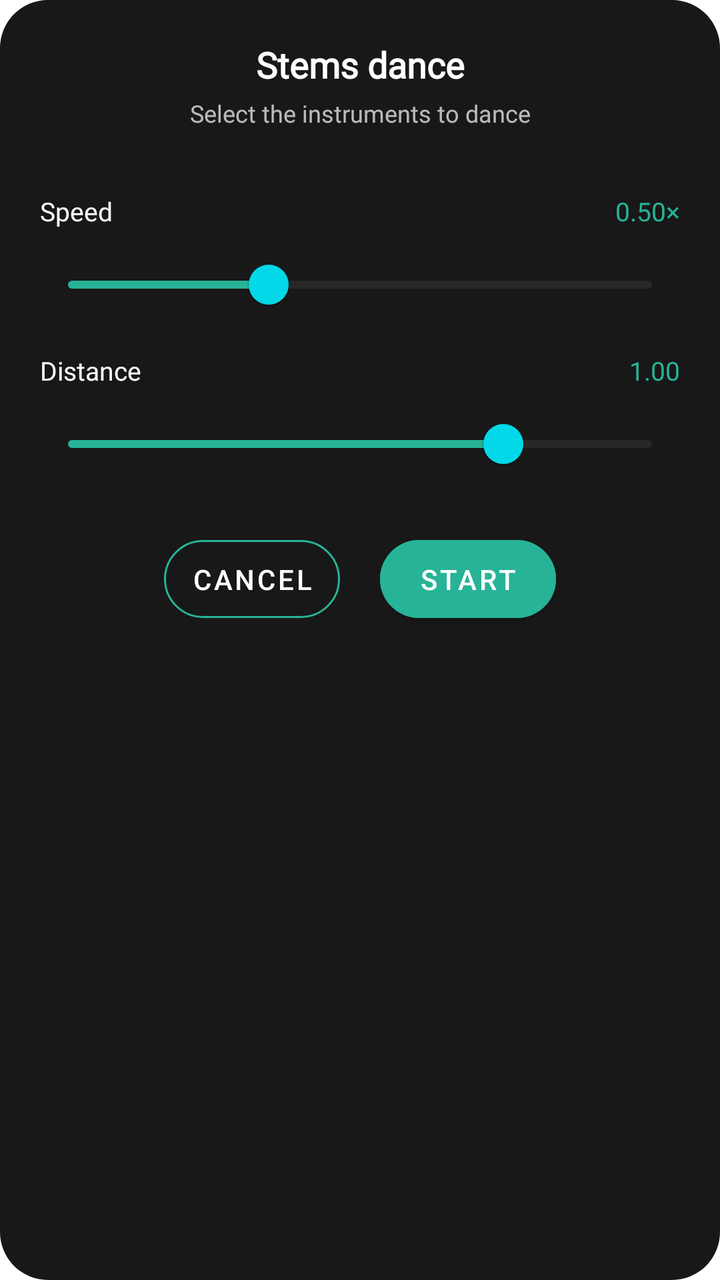
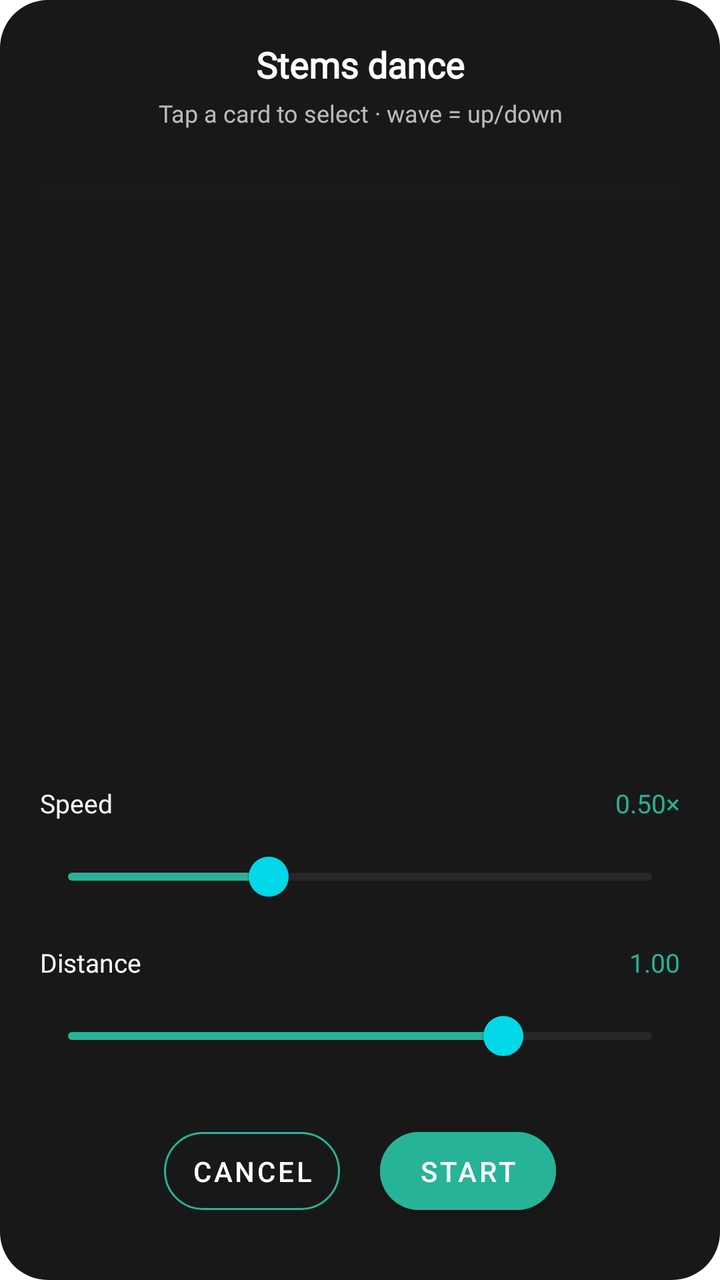

Screens rendered from an Android XML layout before and after an edit, with the pre-edit source and the edit as a unified diff.
<!-- AndroidManifest.xml: application theme Theme.Fision -->
<!-- res/layout/stems_dance_setup_dialog.xml -->
<?xml version="1.0" encoding="utf-8"?>
<LinearLayout xmlns:android="http://schemas.android.com/apk/res/android"
    xmlns:app="http://schemas.android.com/apk/res-auto"
    android:orientation="vertical"
    android:layout_width="330dp"
    android:layout_height="wrap_content"
    android:padding="20dp"
    android:background="@drawable/delete_dialogbg">

    <TextView
        android:layout_width="match_parent"
        android:layout_height="wrap_content"
        android:gravity="center"
        android:fontFamily="@font/yugothic_ui_regular"
        android:text="@string/stems_dance_title"
        android:textColor="@color/AppWhite"
        android:textSize="18sp"
        android:textStyle="bold"
        android:layout_marginBottom="4dp" />

    <TextView
        android:layout_width="match_parent"
        android:layout_height="wrap_content"
        android:gravity="center"
        android:fontFamily="@font/yugothic_ui_regular"
        android:text="@string/stems_dance_hint"
        android:textColor="#B3FFFFFF"
        android:textSize="12sp"
        android:layout_marginBottom="14dp" />

    
    <LinearLayout
        android:id="@+id/gl_dance_stems"
        android:layout_width="match_parent"
        android:layout_height="wrap_content"
        android:orientation="vertical"
        android:layout_marginBottom="18dp" />

    
    <LinearLayout
        android:layout_width="match_parent"
        android:layout_height="wrap_content"
        android:orientation="horizontal"
        android:gravity="center_vertical"
        android:layout_marginBottom="4dp">
        <TextView
            android:layout_width="0dp"
            android:layout_height="wrap_content"
            android:layout_weight="1"
            android:fontFamily="@font/yugothic_ui_regular"
            android:text="@string/stems_dance_speed"
            android:textColor="@color/AppWhite"
            android:textSize="13sp" />
        <TextView
            android:id="@+id/tv_dance_speed_value"
            android:layout_width="wrap_content"
            android:layout_height="wrap_content"
            android:fontFamily="@font/yugothic_ui_regular"
            android:text="0.50×"
            android:textColor="?attr/colorPrimary"
            android:textSize="13sp" />
    </LinearLayout>
    <com.google.android.material.slider.Slider
        android:id="@+id/sl_dance_speed"
        android:layout_width="match_parent"
        android:layout_height="wrap_content"
        android:valueFrom="0.02"
        android:valueTo="0.4"
        android:value="0.15"
        android:stepSize="0.01"
        app:trackColorActive="?attr/colorPrimary"
        app:trackColorInactive="@color/BottomSheetColor"
        app:thumbColor="?attr/accentSecondary"
        app:haloRadius="0dp"
        app:tickVisible="false" />

    
    <LinearLayout
        android:layout_width="match_parent"
        android:layout_height="wrap_content"
        android:orientation="horizontal"
        android:gravity="center_vertical"
        android:layout_marginTop="10dp"
        android:layout_marginBottom="4dp">
        <TextView
            android:layout_width="0dp"
            android:layout_height="wrap_content"
            android:layout_weight="1"
            android:fontFamily="@font/yugothic_ui_regular"
            android:text="@string/stems_dance_distance"
            android:textColor="@color/AppWhite"
            android:textSize="13sp" />
        <TextView
            android:id="@+id/tv_dance_distance_value"
            android:layout_width="wrap_content"
            android:layout_height="wrap_content"
            android:fontFamily="@font/yugothic_ui_regular"
            android:text="1.00"
            android:textColor="?attr/colorPrimary"
            android:textSize="13sp" />
    </LinearLayout>
    <com.google.android.material.slider.Slider
        android:id="@+id/sl_dance_distance"
        android:layout_width="match_parent"
        android:layout_height="wrap_content"
        android:valueFrom="0.4"
        android:valueTo="1.2"
        android:value="1.0"
        android:stepSize="0.05"
        app:trackColorActive="?attr/colorPrimary"
        app:trackColorInactive="@color/BottomSheetColor"
        app:thumbColor="?attr/accentSecondary"
        app:haloRadius="0dp"
        app:tickVisible="false" />

    
    <LinearLayout
        android:layout_width="match_parent"
        android:layout_height="wrap_content"
        android:orientation="horizontal"
        android:gravity="center"
        android:layout_marginTop="18dp">

        <com.google.android.material.button.MaterialButton
            android:id="@+id/b_dance_cancel"
            style="@style/Widget.MaterialComponents.Button.OutlinedButton"
            android:layout_width="wrap_content"
            android:layout_height="wrap_content"
            android:layout_marginEnd="10dp"
            android:padding="10dp"
            android:text="@string/NO"
            android:textColor="@color/AppWhite"
            app:strokeColor="?attr/colorPrimary"
            app:rippleColor="?attr/colorPrimary"
            app:cornerRadius="20dp" />

        <com.google.android.material.button.MaterialButton
            android:id="@+id/b_dance_start"
            android:layout_width="wrap_content"
            android:layout_height="wrap_content"
            android:layout_marginStart="10dp"
            android:padding="10dp"
            android:text="@string/stems_dance_start"
            android:textColor="@color/AppWhite"
            android:backgroundTint="?attr/colorPrimary"
            app:cornerRadius="20dp" />
    </LinearLayout>

</LinearLayout>
<!-- resources referenced by this layout -->
<resources>
  <color name="AppWhite">#FFFFFF</color>
  <color name="BottomSheetColor">#272727</color>
  <!-- drawable delete_dialogbg (drawable) -->
  <?xml version="1.0" encoding="utf-8"?>
  <shape xmlns:android="http://schemas.android.com/apk/res/android">
      <solid android:color="#181818" />
      <corners android:radius="24dp" />
  </shape>
  <string name="NO">@android:string/cancel</string>
  <string name="stems_dance_distance">Distance</string>
  <string name="stems_dance_hint">Select the instruments to dance</string>
  <string name="stems_dance_speed">Speed</string>
  <string name="stems_dance_start">Start</string>
  <string name="stems_dance_title">Stems dance</string>
  <style name="Theme.Fision" parent="Theme.MaterialComponents.DayNight.DarkActionBar">
          
          <item name="colorPrimary">@color/colorPrimary</item>
          <item name="colorPrimaryVariant">@color/purple_700</item>
          <item name="colorOnPrimary">@color/white</item>
          
          <item name="colorSecondary">@color/teal_200</item>
          <item name="colorSecondaryVariant">@color/teal_700</item>
          <item name="colorOnSecondary">@color/black</item>
          
          <item name="accentSecondary">@color/accent_green_secondary</item>
          
          <item name="android:statusBarColor">?attr/colorPrimaryVariant</item>
          
      </style>
  <color name="colorPrimary">#27B397</color>
  <color name="purple_700">#FF3700B3</color>
  <color name="white">#FFFFFFFF</color>
  <color name="teal_200">#FF03DAC5</color>
  <color name="teal_700">#FF018786</color>
  <color name="black">#FF000000</color>
  <color name="accent_green_secondary">#02D8E7</color>
</resources>

<!-- the commit's change to res/layout/stems_dance_setup_dialog.xml (unified diff, before → after) -->
@@ -29,12 +29,34 @@
         android:layout_marginBottom="14dp" />
 
     
-    <LinearLayout
-        android:id="@+id/gl_dance_stems"
+    <FrameLayout
         android:layout_width="match_parent"
-        android:layout_height="wrap_content"
-        android:orientation="vertical"
-        android:layout_marginBottom="18dp" />
+        android:layout_height="300dp"
+        android:layout_marginBottom="14dp">
+
+        <androidx.recyclerview.widget.RecyclerView
+            android:id="@+id/rv_dance_stems"
+            android:layout_width="match_parent"
+            android:layout_height="match_parent"
+            android:clipToPadding="false" />
+
+        <View
+            android:layout_width="match_parent"
+            android:layout_height="24dp"
+            android:layout_gravity="top"
+            android:background="@drawable/dance_list_fade_top"
+            android:clickable="false"
+            android:focusable="false" />
+
+        <View
+            android:layout_width="match_parent"
+            android:layout_height="24dp"
+            android:layout_gravity="bottom"
+            android:background="@drawable/dance_list_fade_bottom"
+            android:clickable="false"
+            android:focusable="false" />
+
+    </FrameLayout>
 
     
     <LinearLayout
<!-- resource entries referenced after the edit -->
@@ -2,6 +2,24 @@
 <resources>
   <color name="AppWhite">#FFFFFF</color>
   <color name="BottomSheetColor">#272727</color>
+  <!-- drawable dance_list_fade_bottom (drawable) -->
+  <?xml version="1.0" encoding="utf-8"?>
+  <shape xmlns:android="http://schemas.android.com/apk/res/android">
+      <gradient
+          android:startColor="#F2181818"
+          android:centerColor="#80181818"
+          android:endColor="#00181818"
+          android:angle="90" />
+  </shape>
+  <!-- drawable dance_list_fade_top (drawable) -->
+  <?xml version="1.0" encoding="utf-8"?>
+  <shape xmlns:android="http://schemas.android.com/apk/res/android">
+      <gradient
+          android:startColor="#F2181818"
+          android:centerColor="#80181818"
+          android:endColor="#00181818"
+          android:angle="270" />
+  </shape>
   <!-- drawable delete_dialogbg (drawable) -->
   <?xml version="1.0" encoding="utf-8"?>
   <shape xmlns:android="http://schemas.android.com/apk/res/android">
@@ -10,7 +28,7 @@
   </shape>
   <string name="NO">@android:string/cancel</string>
   <string name="stems_dance_distance">Distance</string>
-  <string name="stems_dance_hint">Select the instruments to dance</string>
+  <string name="stems_dance_hint">Tap a card to select · wave = up/down</string>
   <string name="stems_dance_speed">Speed</string>
   <string name="stems_dance_start">Start</string>
   <string name="stems_dance_title">Stems dance</string>
